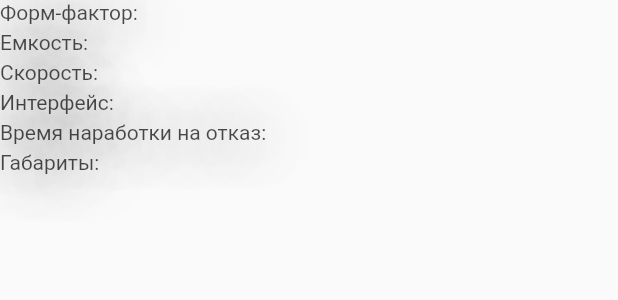
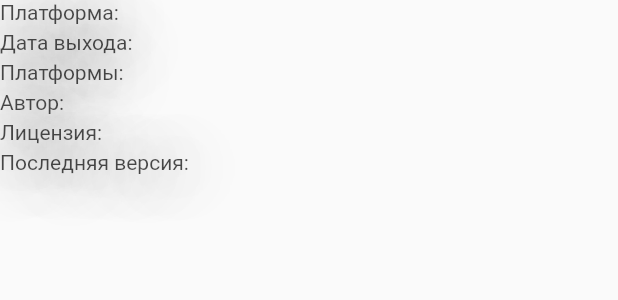
Before and after one commit to TheLosst/Cyrs_Flutter_1, a Flutter app: what diskInfoView() shows on an empty page, opened directly, on a phone screen of 412 x 824 dp. Shown: the top 300 px of the screen. Run offline on Flutter 3.47's test engine with Material 2 defaults, Android fonts, the phone set to English and light mode, and no system bars; our stand-ins replace flutter_profile_picture, fluttertoast, progress_indicators; missing offline and left inert: animation_search_bar, fluid_bottom_nav_bar, transparent_image_button; network calls fail.

Commit message:
Работа выполнена

```diff
--- a/lib/custom classes/catalogListDisk.dart
+++ b/lib/custom classes/catalogList.dart
@@ -1,11 +1,11 @@
 import 'package:cyrs_1/buttons/amazingLikeButton.dart';
 import 'package:cyrs_1/buttons/amazingToCardButton.dart';
 import 'package:cyrs_1/custom%20classes/diskProreties.dart';
-import 'package:cyrs_1/pages/diskPropPage.dart';
+import 'package:cyrs_1/pages/itemList.dart';
 import 'package:flutter/material.dart';
 
 
-Widget displayCatalogItem(DiskProp? disk, context) {
+Widget displayCatalogItem(AppsProps? disk, context) {
   return Card(
     child: Container(
       width: 300,
@@ -84,7 +84,7 @@ Widget displayCatalogItem(DiskProp? disk, context) {
                           const Color.fromRGBO(195, 0, 70, 1))),
                   onPressed: () {
                     Navigator.of(context).push(MaterialPageRoute(
-                      builder: (context) => DiskPropPage(disk: disk),
+                      builder: (context) => ItemList(disk: disk),
                     ));
                   },
                   child: const Text("Подробнее"),
--- a/lib/custom classes/diskInfoWidget.dart
+++ b/lib/custom classes/diskInfoWidget.dart
@@ -1,7 +1,7 @@
 import 'package:cyrs_1/custom%20classes/diskProreties.dart';
 import 'package:flutter/material.dart';
 
-Widget diskInfoView(DiskProp? disk) {
+Widget diskInfoView(AppsProps? disk) {
   List<String> options = [
     (disk?.formfactor as String),
     (disk?.capacity as String),
@@ -11,12 +11,12 @@ Widget diskInfoView(DiskProp? disk) {
     (disk?.size as String),
   ];
   List<String> russNames = [
-    "Форм-фактор: ",
-    "Емкость: ",
-    "Скорость: ",
-    "Интерфейс: ",
-    "Время наработки на отказ: ",
-    "Габариты: "
+    "Платформа: ",
+    "Дата выхода: ",
+    "Платформы: ",
+    "Автор: ",
+    "Лицензия: ",
+    "Последняя версия: "
   ];
   return SizedBox(
     height: 150,
--- a/lib/custom classes/shoppingCardListView.dart
+++ b/lib/custom classes/shoppingCardListView.dart
@@ -139,7 +139,7 @@ Widget ShoppingCardListView(context, int index, Function reload) {
           ),
           const Padding(
             padding: EdgeInsets.only(left: 327, top: 113),
-            child: Text("lol2"),
+            child: Text("0"),
           )
         ],
       ),
--- a/lib/custom classes/user.dart
+++ b/lib/custom classes/user.dart
@@ -6,6 +6,7 @@ class User{
   String username;
   String password;
   String email = "Server Error";
+
 
   void setName(String name){
     username = name;
--- a/lib/globals/globals.dart
+++ b/lib/globals/globals.dart
@@ -5,7 +5,7 @@ import 'package:cyrs_1/custom%20classes/diskProreties.dart';
 import '../custom classes/user.dart';
 
 User user = User(email: "", username: "", password: "");
-List<DiskProp> test = [];
+List<AppsProps> test = [];
 bool isAuthOn = true;
 
 final regExpLogin = RegExp(
@@ -21,6 +21,6 @@ final regExpEmail = RegExp(
 var shopList = ["beri.shop", " mobicomshop.ru", "comparema", "sly.ru"];
 List<bool> like = [false, false, false, false, false];
 List<bool> shoppingCard = [false, false, false, false, false];
-String connIp = "http://192.168.0.109:80";
+String connIp = "http://192.168.56.101:80";
 
 String buildVersion = "0.0.9";
```
Also changed, not shown: lib/custom classes/diskProreties.dart (+23 -8 lines), lib/pages/itemList.dart (renamed from lib/pages/diskPropPage.dart, +5 -5 lines), lib/pages/shopList.dart (+7 -7 lines).
